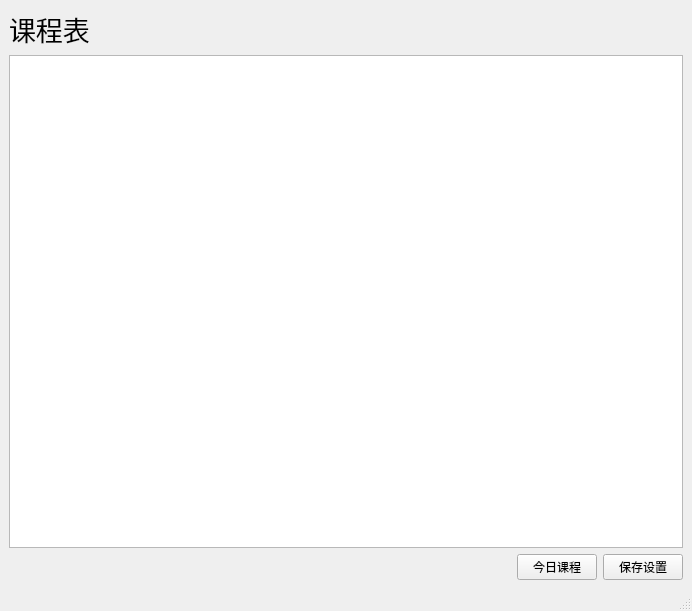
Before: the Qt Designer form mainwindow.ui in Kevin0217168/SchoolCourse, drawn with Qt 5.
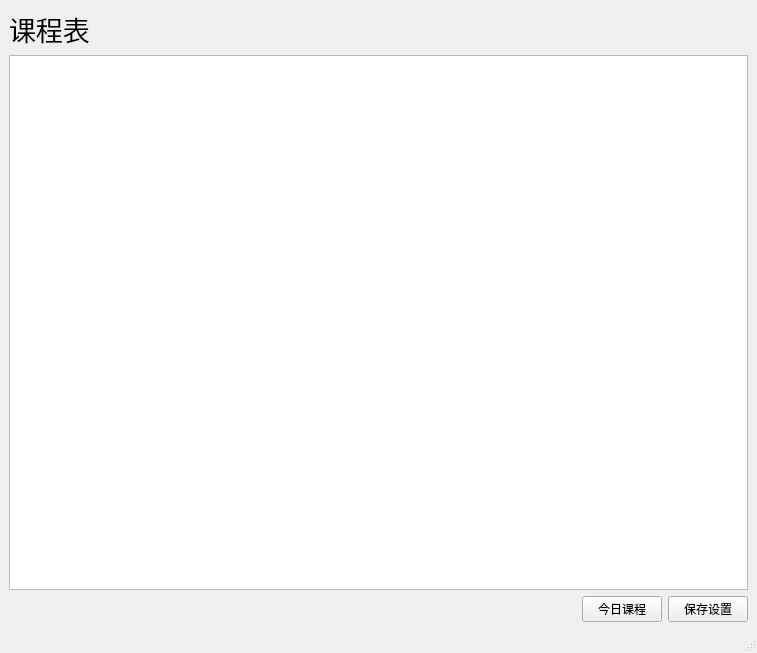
After: the same form once the commit is applied.

```diff
--- a/mainwindow.ui
+++ b/mainwindow.ui
@@ -6,8 +6,8 @@
    <rect>
     <x>0</x>
     <y>0</y>
-    <width>692</width>
-    <height>611</height>
+    <width>757</width>
+    <height>653</height>
    </rect>
   </property>
   <property name="windowTitle">
```
Left out of the diff: 2 changed lines with no effect on the pictures.
